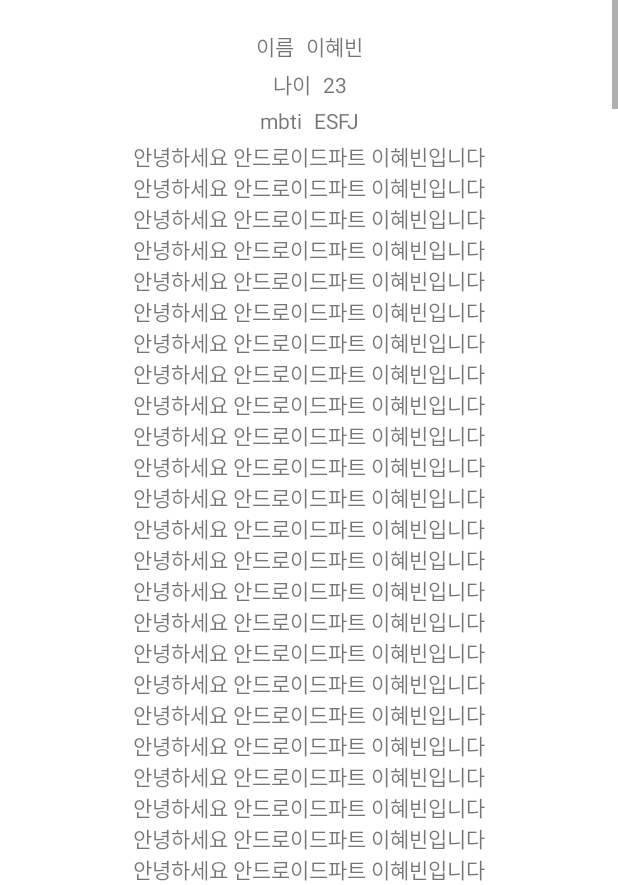
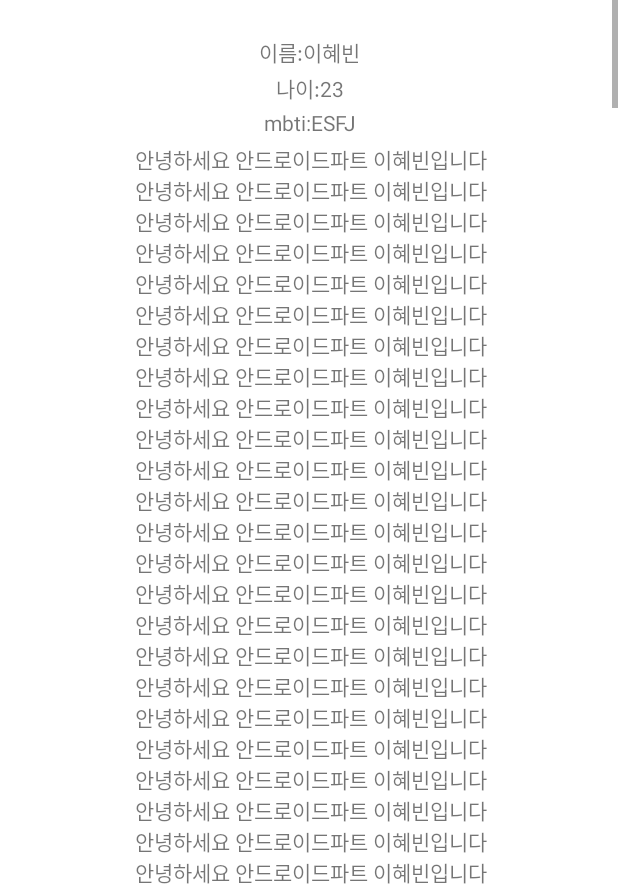
Before and after one commit to ANDROID-PPANG-YA/Android-Hyebin, an Android app: the HomeActivity screen opened directly, with no data from a screen before it, on a phone screen of 412 x 824 dp, the part 351-1236 px from its top. Run offline under Robolectric (Android 15) with nearby library versions, the phone set to English and light mode, and no system bars; our stand-ins replace data binding.

Commit message:
[MODIFY] #3 - modify home xml

```diff
--- a/app/src/main/res/layout/activity_home.xml
+++ b/app/src/main/res/layout/activity_home.xml
@@ -30,108 +30,57 @@
                 app:layout_constraintStart_toStartOf="parent"
                 app:layout_constraintTop_toTopOf="parent" />
 
-            <androidx.constraintlayout.widget.ConstraintLayout
-                android:id="@+id/cl_name"
+
+            <TextView
+                android:id="@+id/tv_name"
                 android:layout_width="wrap_content"
                 android:layout_height="wrap_content"
-                android:layout_marginTop="20dp"
+                android:layout_marginTop="24dp"
+                android:text="@{@string/sign_up_name +  ':'  + data.homeData.name}"
                 app:layout_constraintEnd_toEndOf="parent"
                 app:layout_constraintStart_toStartOf="parent"
-                app:layout_constraintTop_toBottomOf="@+id/im_img">
+                app:layout_constraintTop_toBottomOf ="@+id/im_img"
+                tools:text="이름"/>
+
+            <TextView
+                android:id="@+id/tv_age"
+                android:layout_width="wrap_content"
+                android:layout_height="wrap_content"
+                android:layout_marginTop="24dp"
+                android:text="@{@string/home_age +  ':'  + data.homeData.age}"
+                app:layout_constraintEnd_toEndOf="@+id/tv_name"
+                app:layout_constraintStart_toStartOf="@+id/tv_name"
+                app:layout_constraintTop_toBottomOf="@+id/tv_name"
+                app:layout_constraintTop_toTopOf="@+id/tv_name"
+                tools:text="나이" />
+
+
+
 
                 <TextView
-                    android:id="@+id/tv_name_question"
+                    android:id="@+id/tv_mbti"
                     android:layout_width="wrap_content"
                     android:layout_height="wrap_content"
-                    android:text="@string/sign_up_name"
-                    app:layout_constraintStart_toStartOf="parent"
-                    app:layout_constraintTop_toTopOf="parent" />
+                    android:layout_marginTop="24dp"
+                    android:text="@{@string/home_mbti + ':' + data.homeData.mbti}"
+                    app:layout_constraintEnd_toEndOf="@+id/tv_age"
+                    app:layout_constraintStart_toStartOf="@+id/tv_age"
+                    app:layout_constraintTop_toBottomOf="@+id/tv_age"
+                    app:layout_constraintTop_toTopOf="@+id/tv_age"
+                    tools:text="mbti"/>
 
-                <TextView
-                    android:id="@+id/tv_name_answer"
-                    android:layout_width="wrap_content"
-                    android:layout_height="wrap_content"
-                    android:layout_marginStart="8dp"
-                    android:text="@{data.homeData.name}"
-                    app:layout_constraintStart_toEndOf="@+id/tv_name_question"
-                    app:layout_constraintTop_toTopOf="@+id/tv_name_question"
-                    tools:text="이혜빈" />
-
-
-            </androidx.constraintlayout.widget.ConstraintLayout>
-
-            <androidx.constraintlayout.widget.ConstraintLayout
-                android:id="@+id/cl_age"
-                android:layout_width="wrap_content"
-                android:layout_height="wrap_content"
-                android:layout_marginTop="4dp"
-                app:layout_constraintEnd_toEndOf="@+id/cl_name"
-                app:layout_constraintStart_toStartOf="@+id/cl_name"
-                app:layout_constraintTop_toBottomOf="@+id/cl_name">
-
-                <TextView
-                    android:id="@+id/tv_age_question"
-                    android:layout_width="wrap_content"
-                    android:layout_height="wrap_content"
-                    android:text="@string/home_age"
-                    app:layout_constraintBottom_toBottomOf="parent"
-                    app:layout_constraintStart_toStartOf="parent"
-                    app:layout_constraintTop_toTopOf="parent" />
-
-                <TextView
-                    android:id="@+id/tv_age_answer"
-                    android:layout_width="wrap_content"
-                    android:layout_height="wrap_content"
-                    android:layout_marginStart="8dp"
-                    android:text="@{data.homeData.age}"
-                    app:layout_constraintBottom_toBottomOf="@+id/tv_age_question"
-                    app:layout_constraintStart_toEndOf="@+id/tv_age_question"
-                    app:layout_constraintTop_toTopOf="@+id/tv_age_question"
-                    tools:text="23" />
-            </androidx.constraintlayout.widget.ConstraintLayout>
-
-            <androidx.constraintlayout.widget.ConstraintLayout
-                android:id="@+id/cl_mbti"
-                android:layout_width="wrap_content"
-                android:layout_height="wrap_content"
-                android:layout_marginTop="4dp"
-                app:layout_constraintEnd_toEndOf="@+id/cl_age"
-                app:layout_constraintStart_toStartOf="@+id/cl_age"
-                app:layout_constraintTop_toBottomOf="@+id/cl_age">
-
-                <TextView
-                    android:id="@+id/tv_mbti_question"
-                    android:layout_width="wrap_content"
-                    android:layout_height="wrap_content"
-                    android:text="@string/home_mbti"
-                    app:layout_constraintBottom_toBottomOf="parent"
-                    app:layout_constraintStart_toStartOf="parent"
-                    app:layout_constraintTop_toTopOf="parent" />
-
-                <TextView
-                    android:id="@+id/tv_mbti_answer"
-                    android:layout_width="wrap_content"
-                    android:layout_height="wrap_content"
-                    android:layout_marginStart="8dp"
-                    android:text="@{data.homeData.mbti}"
-                    app:layout_constraintBottom_toBottomOf="@+id/tv_mbti_question"
-                    app:layout_constraintStart_toEndOf="@+id/tv_mbti_question"
-                    app:layout_constraintTop_toTopOf="@+id/tv_mbti_question"
-                    tools:text="23" />
-
-
-            </androidx.constraintlayout.widget.ConstraintLayout>
 
 
             <TextView
-                android:id="@+id/tv_introduce_answer"
+                android:id="@+id/tv_introduce"
                 android:layout_width="wrap_content"
                 android:layout_height="wrap_content"
-                android:layout_marginTop="4dp"
+                android:layout_marginTop="24dp"
                 android:text="@{data.homeData.introduce}"
-                app:layout_constraintEnd_toEndOf="parent"
-                app:layout_constraintStart_toStartOf="parent"
-                app:layout_constraintTop_toBottomOf="@+id/cl_mbti"
+                app:layout_constraintEnd_toEndOf="@+id/tv_mbti"
+                app:layout_constraintStart_toStartOf="@+id/tv_mbti"
+                app:layout_constraintTop_toBottomOf="@+id/tv_mbti"
+                app:layout_constraintTop_toTopOf="@+id/tv_mbti"
                 tools:text="소개" />
 
 
```
